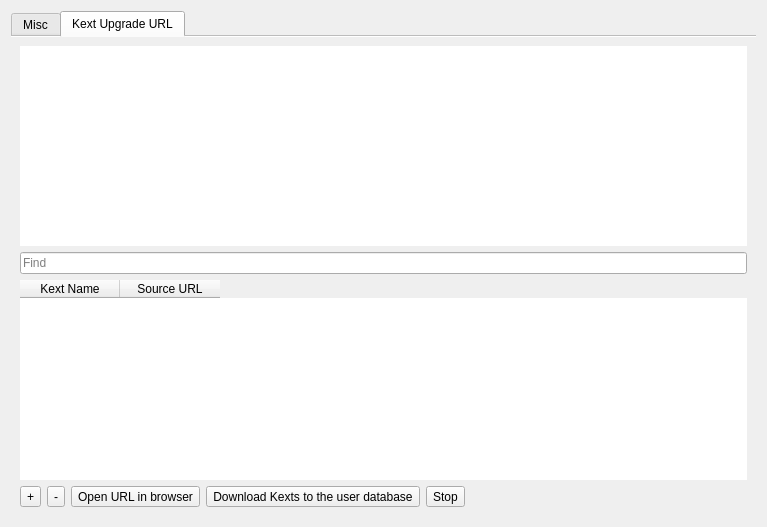
ic005k/OCAuxiliaryTools, file src/dlgpreference.ui: the form before one commit.
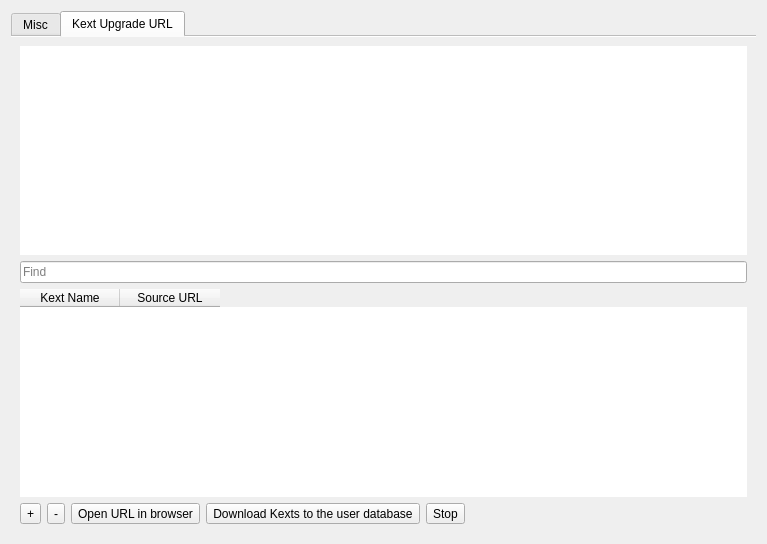
The form after the commit. The open tabs and pages were chosen to show the change.

The edit to the form file:
```diff
--- a/src/dlgpreference.ui
+++ b/src/dlgpreference.ui
@@ -7,7 +7,7 @@
     <x>0</x>
     <y>0</y>
     <width>767</width>
-    <height>527</height>
+    <height>544</height>
    </rect>
   </property>
   <property name="windowTitle">
@@ -360,8 +360,8 @@
 hr { height: 1px; border-width: 0; }
 li.unchecked::marker { content: &quot;\2610&quot;; }
 li.checked::marker { content: &quot;\2612&quot;; }
-&lt;/style&gt;&lt;/head&gt;&lt;body style=&quot; font-family:'.AppleSystemUIFont'; font-size:13pt; font-weight:400; font-style:normal;&quot;&gt;
-&lt;p style=&quot;-qt-paragraph-type:empty; margin-top:0px; margin-bottom:0px; margin-left:0px; margin-right:0px; -qt-block-indent:0; text-indent:0px; font-family:'SimSun'; font-size:9pt;&quot;&gt;&lt;br /&gt;&lt;/p&gt;&lt;/body&gt;&lt;/html&gt;</string>
+&lt;/style&gt;&lt;/head&gt;&lt;body style=&quot; font-family:'Microsoft YaHei UI'; font-size:9pt; font-weight:400; font-style:normal;&quot;&gt;
+&lt;p style=&quot;-qt-paragraph-type:empty; margin-top:0px; margin-bottom:0px; margin-left:0px; margin-right:0px; -qt-block-indent:0; text-indent:0px; font-family:'SimSun';&quot;&gt;&lt;br /&gt;&lt;/p&gt;&lt;/body&gt;&lt;/html&gt;</string>
          </property>
         </widget>
        </item>
```
Left out of the diff: 25 changed lines with no effect on the pictures.
